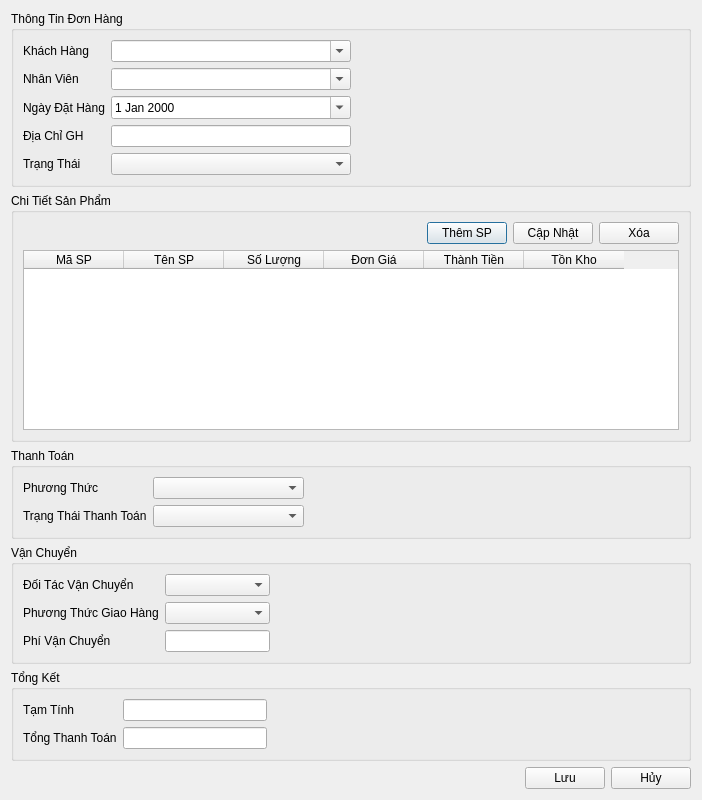
Qt form ui/order_detail.ui (thinh-doan/sales-and-warehouse-management-system) before a commit.
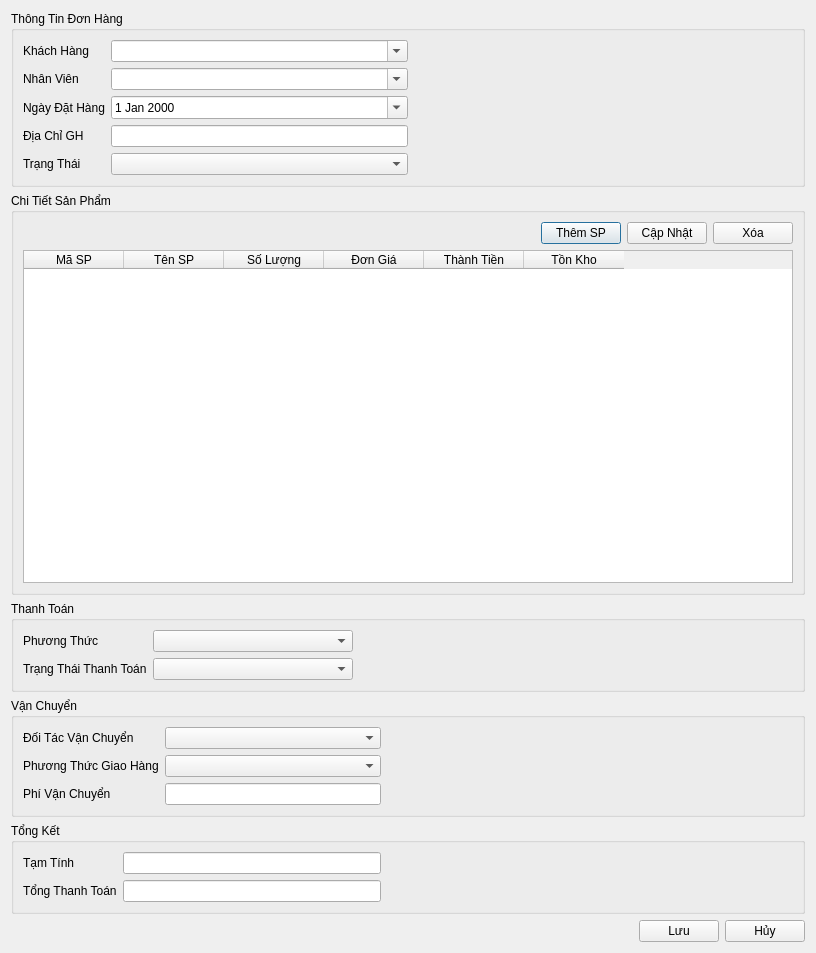
The same form after that commit. Icons and pictures are not drawn.

The edit to the form file:
```diff
--- a/ui/order_detail.ui
+++ b/ui/order_detail.ui
@@ -6,8 +6,8 @@
    <rect>
     <x>0</x>
     <y>0</y>
-    <width>702</width>
-    <height>800</height>
+    <width>816</width>
+    <height>953</height>
    </rect>
   </property>
   <property name="windowTitle">
```
Left out of the diff: 6 changed lines with no effect on the pictures.
